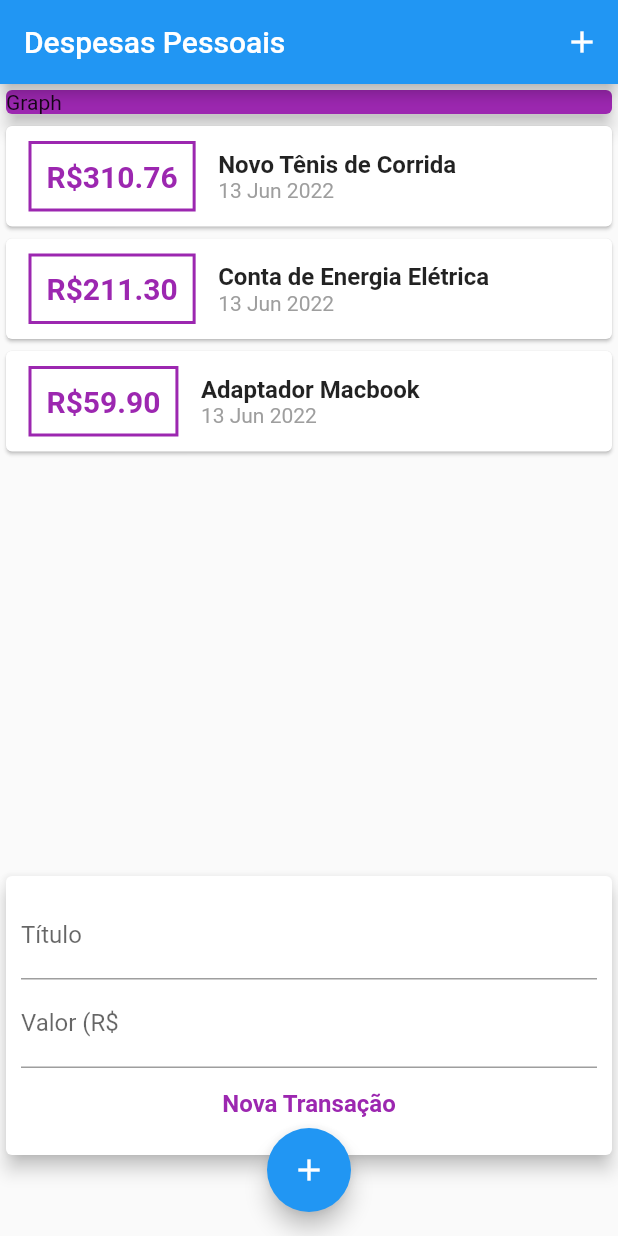
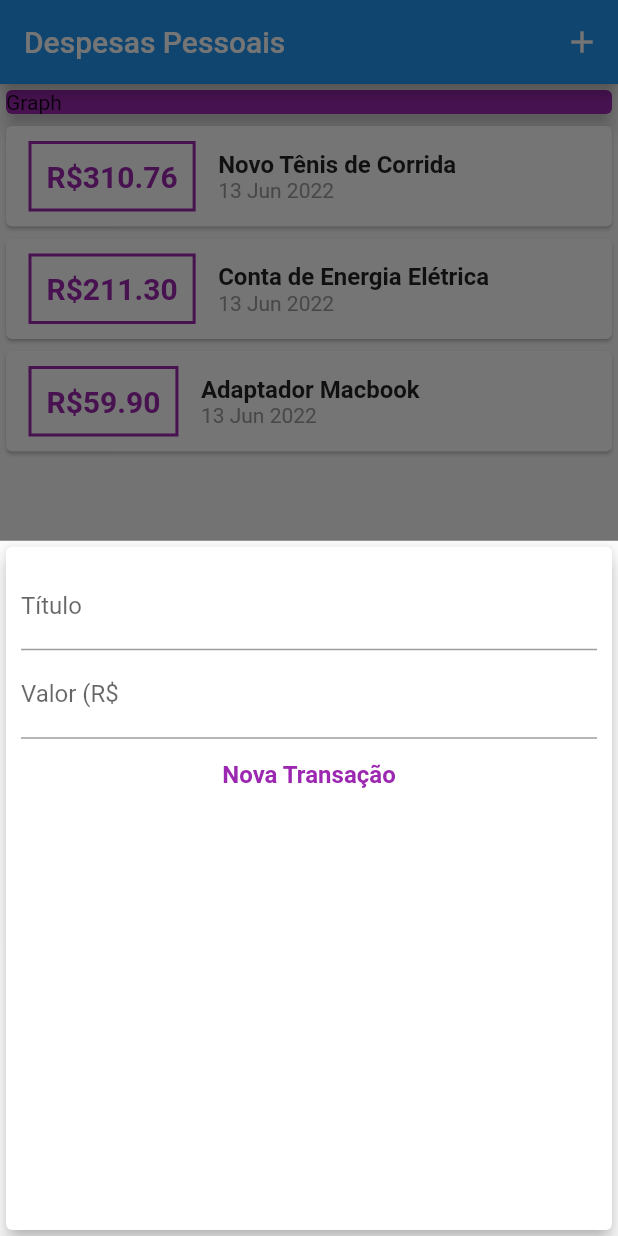
Before and after one commit to arthurrossibr/flutter-despesas, a Flutter app: the screen it shows after launch, after a tap on the "add" icon, on a phone screen of 412 x 824 dp. Run offline on Flutter 3.47's test engine with Material 2 defaults, Android fonts, the phone set to English and light mode, and no system bars.

Commit message:
Delete component transaction_user.dart | Add open form function

```diff
--- a/lib/components/transaction_user.dart
+++ /dev/null
@@ -1,58 +0,0 @@
-import 'dart:math';
-import 'package:flutter/material.dart';
-import '../components/transaction_form.dart';
-import '../components/transaction_list.dart';
-import '../models/transaction.dart';
-
-class TransactionUser extends StatefulWidget {
-  const TransactionUser({Key? key}) : super(key: key);
-
-  @override
-  State<TransactionUser> createState() => _TransactionUserState();
-}
-
-class _TransactionUserState extends State<TransactionUser> {
-  final _transactions = [
-    Transaction(
-      id: 't1',
-      title: 'Novo Tênis de Corrida',
-      value: 310.76,
-      date: DateTime.now(),
-    ),
-    Transaction(
-      id: 't2',
-      title: 'Conta de Energia Elétrica',
-      value: 211.30,
-      date: DateTime.now(),
-    ),
-    Transaction(
-      id: 't3',
-      title: 'Adaptador Macbook',
-      value: 59.90,
-      date: DateTime.now(),
-    ),
-  ];
-
-  _addTransaction(String title, double value) {
-    final newTransaction = Transaction(
-      id: Random().nextDouble().toString(),
-      title: title,
-      value: value,
-      date: DateTime.now(),
-    );
-
-    setState(() {
-      _transactions.add(newTransaction);
-    });
-  }
-
-  @override
-  Widget build(BuildContext context) {
-    return Column(
-      children: <Widget>[
-        TransactionList(_transactions),
-        TransactionForm(_addTransaction),
-      ],
-    );
-  }
-}
--- a/lib/main.dart
+++ b/lib/main.dart
@@ -1,5 +1,8 @@
 import 'package:flutter/material.dart';
-import './components/transaction_user.dart';
+import 'components/transaction_form.dart';
+import 'models/transaction.dart';
+import './components/transaction_list.dart';
+import 'dart:math';
 
 main() => runApp(const ExpensesApp());
 
@@ -14,8 +17,54 @@ class ExpensesApp extends StatelessWidget {
   }
 }
 
-class MyHomePage extends StatelessWidget {
+class MyHomePage extends StatefulWidget {
   const MyHomePage({Key? key}) : super(key: key);
+
+  @override
+  State<MyHomePage> createState() => _MyHomePageState();
+}
+
+class _MyHomePageState extends State<MyHomePage> {
+  final _transactions = [
+    Transaction(
+      id: 't1',
+      title: 'Novo Tênis de Corrida',
+      value: 310.76,
+      date: DateTime.now(),
+    ),
+    Transaction(
+      id: 't2',
+      title: 'Conta de Energia Elétrica',
+      value: 211.30,
+      date: DateTime.now(),
+    ),
+    Transaction(
+      id: 't3',
+      title: 'Adaptador Macbook',
+      value: 59.90,
+      date: DateTime.now(),
+    ),
+  ];
+
+  _addTransaction(String title, double value) {
+    final newTransaction = Transaction(
+      id: Random().nextDouble().toString(),
+      title: title,
+      value: value,
+      date: DateTime.now(),
+    );
+
+    setState(() {
+      _transactions.add(newTransaction);
+    });
+  }
+
+  _openTransactionFormModal(BuildContext context) {
+    showModalBottomSheet(
+      context: context,
+      builder: (_) => TransactionForm(_addTransaction),
+    );
+  }
 
   @override
   Widget build(BuildContext context) {
@@ -25,7 +74,7 @@ class MyHomePage extends StatelessWidget {
         actions: <Widget>[
           IconButton(
             icon: const Icon(Icons.add),
-            onPressed: () {},
+            onPressed: () => _openTransactionFormModal(context),
           ),
         ],
       ),
@@ -41,13 +90,13 @@ class MyHomePage extends StatelessWidget {
                 child: Text('Graph'),
               ),
             ),
-            const TransactionUser(),
+            TransactionList(_transactions),
           ],
         ),
       ),
       floatingActionButton: FloatingActionButton(
         child: const Icon(Icons.add),
-        onPressed: () {},
+        onPressed: () => _openTransactionFormModal(context),
       ),
       floatingActionButtonLocation: FloatingActionButtonLocation.centerFloat,
     );
```
